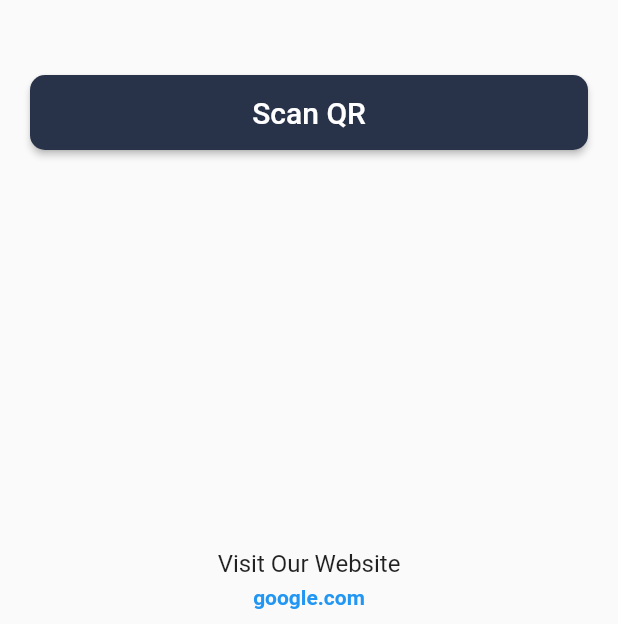
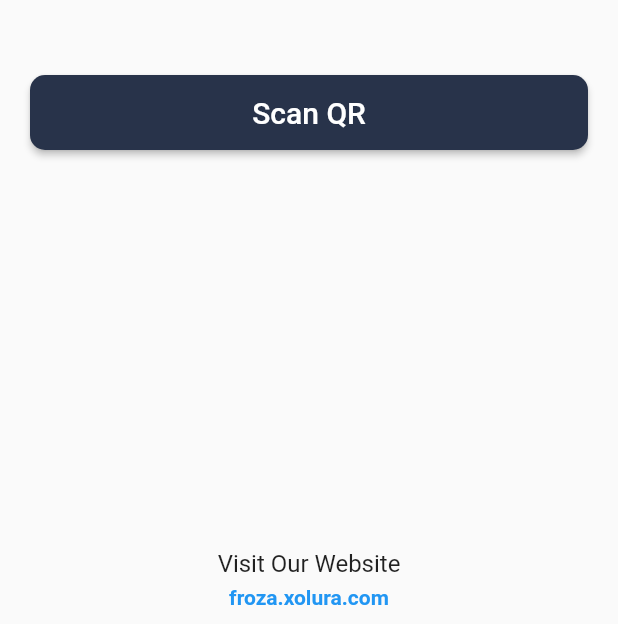
Before and after one commit to kopianan/menuqapp, a Flutter app: the screen it shows after launch, on a phone screen of 412 x 824 dp, the part 612-1236 px from its top. Run offline on Flutter 3.47's test engine with Material 2 defaults, Android fonts, the phone set to English and light mode, and no system bars; our stand-ins replace auto_route, bloc, cached_network_image, carousel_slider, dartz, dio and 8 more; missing offline and left inert: barcode_scan, image_downloader; generated files the repository leaves out were written again.

Commit message:
ios update

```diff
--- a/lib/presentation/home_screen/home_screen_page.dart
+++ b/lib/presentation/home_screen/home_screen_page.dart
@@ -8,6 +8,7 @@ import 'package:flushbar/flushbar.dart';
 import 'package:flutter/material.dart';
 import 'package:flutter_bloc/flutter_bloc.dart';
 import 'package:provider/provider.dart';
+import 'package:url_launcher/url_launcher.dart';
 
 class HomeScreenPage extends StatefulWidget {
   HomeScreenPage({Key key}) : super(key: key);
@@ -50,10 +51,12 @@ class _HomeScreenPageState extends State<HomeScreenPage> {
             backgroundColor: Colors.transparent,
             title: Text(
               "WELCOME",
-              style: TextStyle(fontWeight: FontWeight.bold, fontSize: 22, color: Colors.black),
+              style: TextStyle(
+                  fontWeight: FontWeight.bold,
+                  fontSize: 22,
+                  color: Colors.black),
             ),
             centerTitle: true,
-
           ),
           body: Column(
             children: <Widget>[
@@ -105,13 +108,16 @@ class _HomeScreenPageState extends State<HomeScreenPage> {
                       height: 5,
                     ),
                     InkWell(
+                        onTap: () {
+                          launch("https://froza.xolura.com/");
+                        },
                         child: Text(
-                      "google.com",
-                      style: TextStyle(
-                        color: Colors.blue,
-                        fontWeight: FontWeight.bold,
-                      ),
-                    ))
+                          "froza.xolura.com",
+                          style: TextStyle(
+                            color: Colors.blue,
+                            fontWeight: FontWeight.bold,
+                          ),
+                        ))
                   ],
                 ),
               )
--- a/pubspec.yaml
+++ b/pubspec.yaml
@@ -28,6 +28,7 @@ dependencies:
   material_design_icons_flutter: ^4.0.5345
   cached_network_image: ^2.2.0+1
   rename: ^1.2.0
+  url_launcher: ^5.4.10
 
 dev_dependencies:
   flutter_test:
```
Also changed, not shown: lib/presentation/dashboard/dashboard_page.dart (+13 -0 lines), pubspec.lock, 1 other file.
